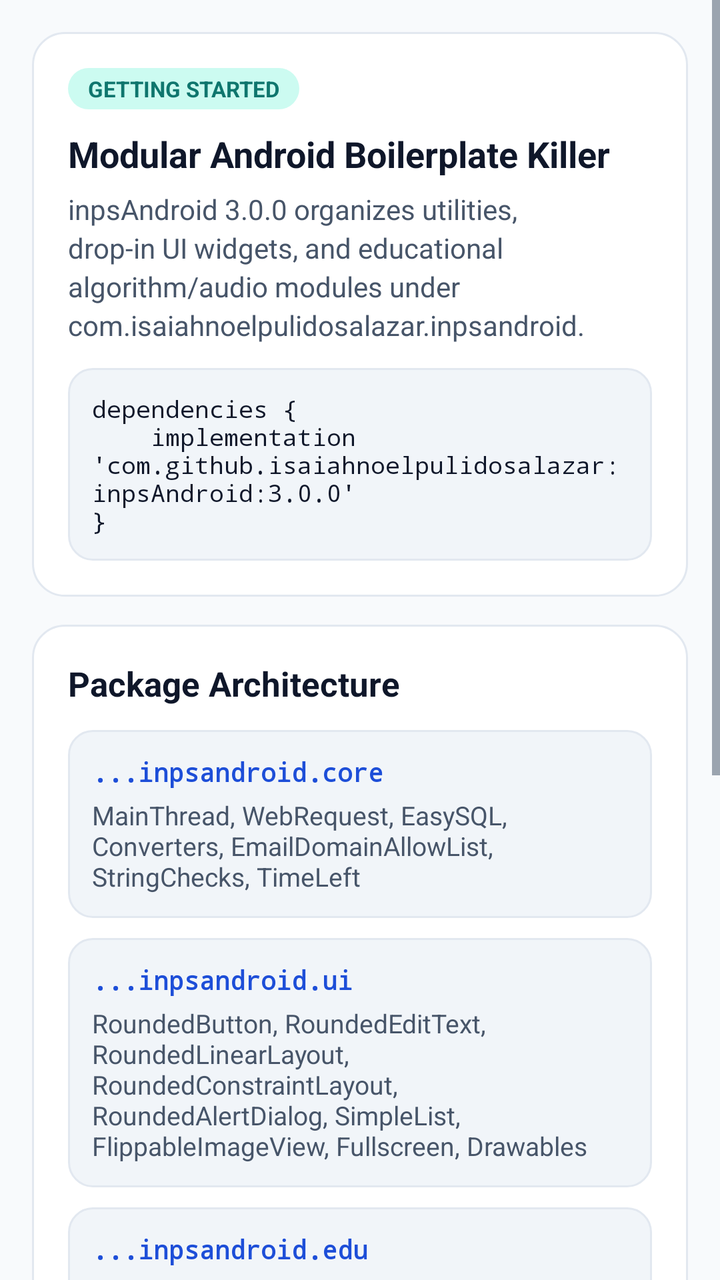
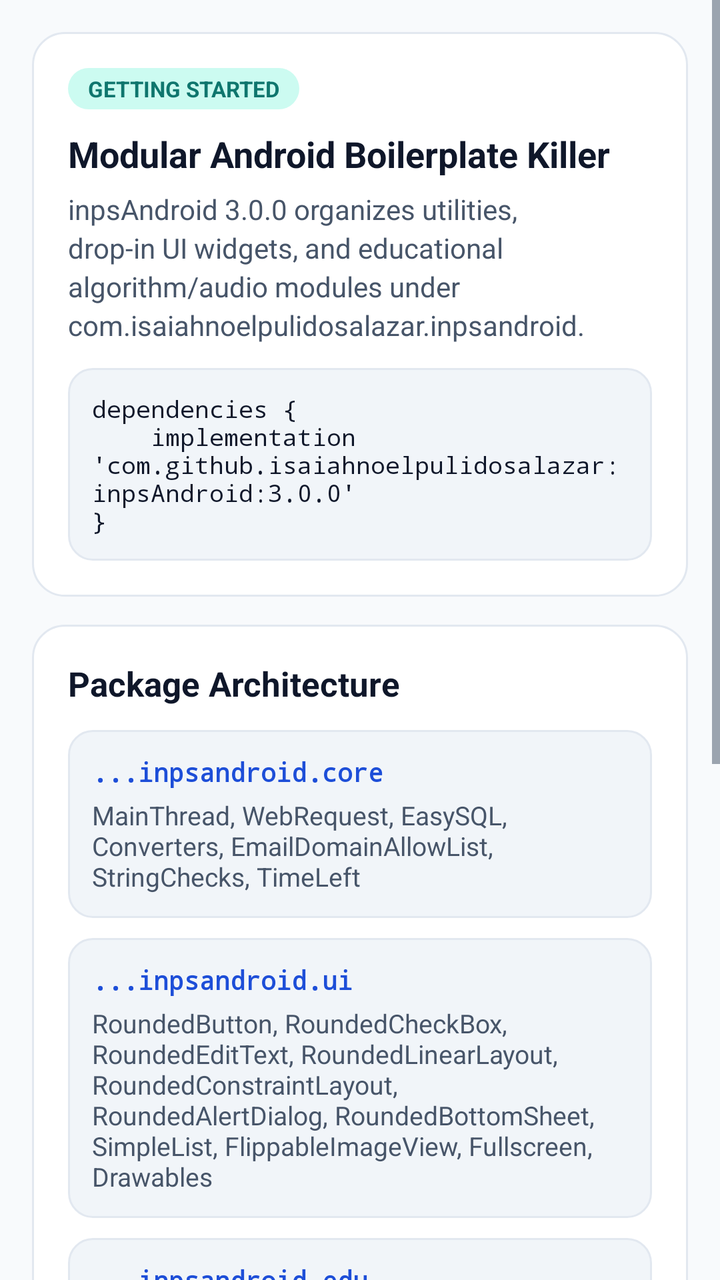

Before-and-after screenshots of an Android layout around one commit, followed by the original layout XML and the change that was made.
<!-- AndroidManifest.xml: application theme Theme.InpsAndroidDemo -->
<!-- res/layout/fragment_overview.xml -->
<?xml version="1.0" encoding="utf-8"?>
<ScrollView xmlns:android="http://schemas.android.com/apk/res/android"
    xmlns:app="http://schemas.android.com/apk/res-auto"
    android:id="@+id/overview_scroll"
    android:layout_width="match_parent"
    android:layout_height="match_parent"
    android:clipToPadding="false"
    android:fillViewport="true">

    <LinearLayout
        android:layout_width="match_parent"
        android:layout_height="wrap_content"
        android:orientation="vertical"
        android:padding="16dp">

        
        <LinearLayout
            android:layout_width="match_parent"
            android:layout_height="wrap_content"
            android:background="@drawable/bg_doc_card"
            android:orientation="vertical"
            android:padding="18dp">

            <TextView
                android:layout_width="wrap_content"
                android:layout_height="wrap_content"
                android:background="@drawable/bg_doc_badge_teal"
                android:paddingStart="10dp"
                android:paddingTop="3dp"
                android:paddingEnd="10dp"
                android:paddingBottom="3dp"
                android:text="GETTING STARTED"
                android:textColor="@color/doc_accent"
                android:textSize="11sp"
                android:textStyle="bold" />

            <TextView
                android:layout_width="match_parent"
                android:layout_height="wrap_content"
                android:layout_marginTop="10dp"
                android:text="Modular Android Boilerplate Killer"
                android:textColor="@color/doc_ink"
                android:textSize="18sp"
                android:textStyle="bold" />

            <TextView
                android:layout_width="match_parent"
                android:layout_height="wrap_content"
                android:layout_marginTop="6dp"
                android:lineSpacingExtra="3dp"
                android:text="inpsAndroid 3.0.0 organizes utilities, drop-in UI widgets, and educational algorithm/audio modules under com.isaiahnoelpulidosalazar.inpsandroid."
                android:textColor="@color/doc_ink_muted"
                android:textSize="14sp" />

            <TextView
                android:layout_width="match_parent"
                android:layout_height="wrap_content"
                android:layout_marginTop="12dp"
                android:background="@drawable/bg_code_block"
                android:fontFamily="monospace"
                android:padding="12dp"
                android:text="dependencies {\n    implementation 'com.github.isaiahnoelpulidosalazar:inpsAndroid:3.0.0'\n}"
                android:textColor="@color/doc_ink"
                android:textSize="12sp" />
        </LinearLayout>

        
        <LinearLayout
            android:layout_width="match_parent"
            android:layout_height="wrap_content"
            android:layout_marginTop="14dp"
            android:background="@drawable/bg_doc_card"
            android:orientation="vertical"
            android:padding="18dp">

            <TextView
                android:layout_width="match_parent"
                android:layout_height="wrap_content"
                android:text="Package Architecture"
                android:textColor="@color/doc_ink"
                android:textSize="17sp"
                android:textStyle="bold" />

            
            <LinearLayout
                android:layout_width="match_parent"
                android:layout_height="wrap_content"
                android:layout_marginTop="12dp"
                android:background="@drawable/bg_code_block"
                android:orientation="vertical"
                android:padding="12dp">

                <TextView
                    android:layout_width="wrap_content"
                    android:layout_height="wrap_content"
                    android:fontFamily="monospace"
                    android:text="...inpsandroid.core"
                    android:textColor="@color/doc_primary"
                    android:textSize="13sp"
                    android:textStyle="bold" />

                <TextView
                    android:layout_width="match_parent"
                    android:layout_height="wrap_content"
                    android:layout_marginTop="4dp"
                    android:text="MainThread, WebRequest, EasySQL, Converters, EmailDomainAllowList, StringChecks, TimeLeft"
                    android:textColor="@color/doc_ink_muted"
                    android:textSize="13sp" />
            </LinearLayout>

            
            <LinearLayout
                android:layout_width="match_parent"
                android:layout_height="wrap_content"
                android:layout_marginTop="10dp"
                android:background="@drawable/bg_code_block"
                android:orientation="vertical"
                android:padding="12dp">

                <TextView
                    android:layout_width="wrap_content"
                    android:layout_height="wrap_content"
                    android:fontFamily="monospace"
                    android:text="...inpsandroid.ui"
                    android:textColor="@color/doc_primary"
                    android:textSize="13sp"
                    android:textStyle="bold" />

                <TextView
                    android:layout_width="match_parent"
                    android:layout_height="wrap_content"
                    android:layout_marginTop="4dp"
                    android:text="RoundedButton, RoundedEditText, RoundedLinearLayout, RoundedConstraintLayout, RoundedAlertDialog, SimpleList, FlippableImageView, Fullscreen, Drawables"
                    android:textColor="@color/doc_ink_muted"
                    android:textSize="13sp" />
            </LinearLayout>

            
            <LinearLayout
                android:layout_width="match_parent"
                android:layout_height="wrap_content"
                android:layout_marginTop="10dp"
                android:background="@drawable/bg_code_block"
                android:orientation="vertical"
                android:padding="12dp">

                <TextView
                    android:layout_width="wrap_content"
                    android:layout_height="wrap_content"
                    android:fontFamily="monospace"
                    android:text="...inpsandroid.edu"
                    android:textColor="@color/doc_primary"
                    android:textSize="13sp"
                    android:textStyle="bold" />

                <TextView
                    android:layout_width="match_parent"
                    android:layout_height="wrap_content"
                    android:layout_marginTop="4dp"
                    android:text="edu.sort.Sort, AreaCalculator, SoundSynthesizer"
                    android:textColor="@color/doc_ink_muted"
                    android:textSize="13sp" />
            </LinearLayout>

            <LinearLayout
                android:layout_width="match_parent"
                android:layout_height="wrap_content"
                android:layout_marginTop="14dp"
                android:orientation="horizontal">

                <com.isaiahnoelpulidosalazar.inpsandroid.ui.RoundedButton
                    android:id="@+id/btn_jump_core"
                    android:layout_width="0dp"
                    android:layout_height="wrap_content"
                    android:layout_marginEnd="6dp"
                    android:layout_weight="1"
                    android:minHeight="48dp"
                    android:text="Explore Core"
                    android:textAllCaps="false"
                    app:inpsCornerRadius="12dp" />

                <com.isaiahnoelpulidosalazar.inpsandroid.ui.RoundedButton
                    android:id="@+id/btn_jump_ui"
                    android:layout_width="0dp"
                    android:layout_height="wrap_content"
                    android:layout_marginEnd="6dp"
                    android:layout_weight="1"
                    android:minHeight="48dp"
                    android:text="Explore UI"
                    android:textAllCaps="false"
                    app:inpsCornerRadius="12dp" />

                <com.isaiahnoelpulidosalazar.inpsandroid.ui.RoundedButton
                    android:id="@+id/btn_jump_edu"
                    android:layout_width="0dp"
                    android:layout_height="wrap_content"
                    android:layout_weight="1"
                    android:minHeight="48dp"
                    android:text="Explore Edu"
                    android:textAllCaps="false"
                    app:inpsCornerRadius="12dp" />
            </LinearLayout>
        </LinearLayout>

        
        <LinearLayout
            android:layout_width="match_parent"
            android:layout_height="wrap_content"
            android:layout_marginTop="14dp"
            android:background="@drawable/bg_doc_card"
            android:orientation="vertical"
            android:padding="18dp">

            <TextView
                android:layout_width="match_parent"
                android:layout_height="wrap_content"
                android:text="Requirements &amp; Theme Setup"
                android:textColor="@color/doc_ink"
                android:textSize="17sp"
                android:textStyle="bold" />

            <TextView
                android:layout_width="match_parent"
                android:layout_height="wrap_content"
                android:layout_marginTop="8dp"
                android:lineSpacingExtra="4dp"
                android:text="• minSdk 24, compileSdk 36, Java 17\n• AppCompat or Material theme defining colorPrimary, colorControlHighlight, and android:colorBackground\n• No Material dependency required by the library itself\n• Library resources &amp; attributes are prefixed with inps_ / inps"
                android:textColor="@color/doc_ink_muted"
                android:textSize="14sp" />
        </LinearLayout>

    </LinearLayout>
</ScrollView>
<!-- resources referenced by this layout -->
<resources>
  <color name="doc_accent">#0F766E</color>
  <color name="doc_ink">#0F172A</color>
  <color name="doc_ink_muted">#475569</color>
  <color name="doc_primary">#1D4ED8</color>
  <!-- drawable bg_code_block (drawable) -->
  <?xml version="1.0" encoding="utf-8"?>
  <shape xmlns:android="http://schemas.android.com/apk/res/android">
      <solid android:color="@color/doc_code_bg" />
      <corners android:radius="12dp" />
      <stroke
          android:width="1dp"
          android:color="@color/doc_border" />
  </shape>
  <!-- drawable bg_doc_badge_teal (drawable) -->
  <?xml version="1.0" encoding="utf-8"?>
  <shape xmlns:android="http://schemas.android.com/apk/res/android">
      <solid android:color="@color/doc_accent_soft" />
      <corners android:radius="999dp" />
  </shape>
  <!-- drawable bg_doc_card (drawable) -->
  <?xml version="1.0" encoding="utf-8"?>
  <shape xmlns:android="http://schemas.android.com/apk/res/android">
      <solid android:color="@color/doc_surface" />
      <corners android:radius="16dp" />
      <stroke
          android:width="1dp"
          android:color="@color/doc_border" />
  </shape>
  <style name="Theme.InpsAndroidDemo" parent="Theme.Material3.Light.NoActionBar">
          <item name="android:colorBackground">@color/doc_bg</item>
          <item name="colorSurface">@color/doc_surface</item>
          <item name="colorSurfaceVariant">@color/doc_code_bg</item>
          <item name="colorPrimary">@color/doc_primary</item>
          <item name="colorOnPrimary">#FFFFFF</item>
          <item name="colorPrimaryContainer">@color/doc_primary_soft</item>
          <item name="colorOnPrimaryContainer">@color/doc_primary_ink</item>
          <item name="colorSecondary">@color/doc_accent</item>
          <item name="colorControlHighlight">#1A1D4ED8</item>
          <item name="android:textColorPrimary">@color/doc_ink</item>
          <item name="android:textColorSecondary">@color/doc_ink_muted</item>
      </style>
  <color name="doc_code_bg">#F1F5F9</color>
  <color name="doc_border">#E2E8F0</color>
  <color name="doc_accent_soft">#CCFBF1</color>
  <color name="doc_surface">#FFFFFF</color>
  <color name="doc_bg">#F8FAFC</color>
  <color name="doc_primary_soft">#DBEAFE</color>
  <color name="doc_primary_ink">#1E3A8A</color>
</resources>

<!-- the commit's change to res/layout/fragment_overview.xml (unified diff, before → after) -->
@@ -130,7 +130,7 @@
                     android:layout_width="match_parent"
                     android:layout_height="wrap_content"
                     android:layout_marginTop="4dp"
-                    android:text="RoundedButton, RoundedEditText, RoundedLinearLayout, RoundedConstraintLayout, RoundedAlertDialog, SimpleList, FlippableImageView, Fullscreen, Drawables"
+                    android:text="RoundedButton, RoundedCheckBox, RoundedEditText, RoundedLinearLayout, RoundedConstraintLayout, RoundedAlertDialog, RoundedBottomSheet, SimpleList, FlippableImageView, Fullscreen, Drawables"
                     android:textColor="@color/doc_ink_muted"
                     android:textSize="13sp" />
             </LinearLayout>
